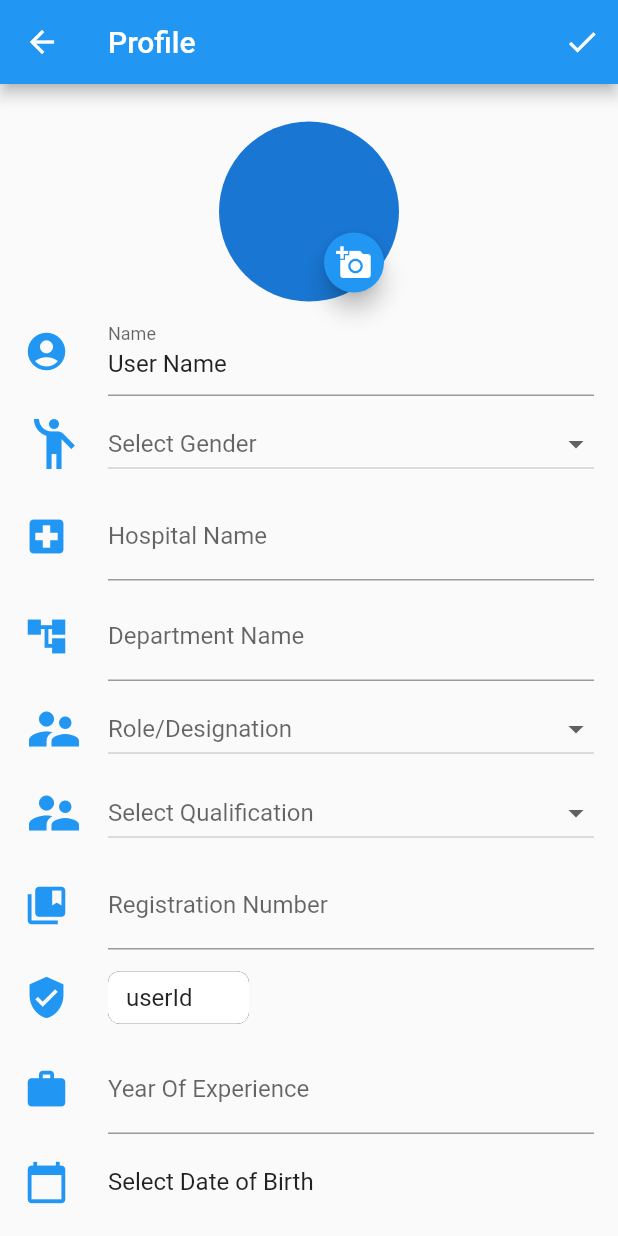
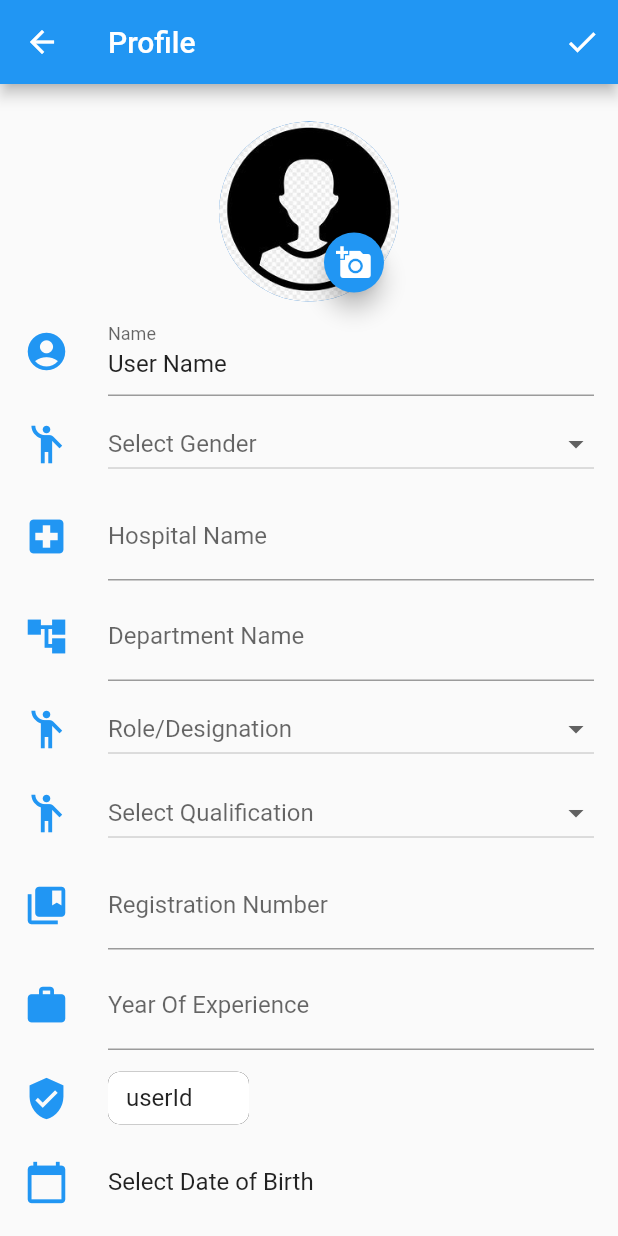
Before and after one commit to enpartha/manage_profile_3, a Flutter app: the screen it shows after launch, after a tap on the "edit" icon, on a phone screen of 412 x 824 dp. Run offline on Flutter 3.47's test engine with Material 2 defaults, Android fonts, the phone set to English and light mode, and no system bars; our stand-ins replace image_picker; network calls fail.

Commit message:
code cleaned

```diff
--- a/lib/screens/manage_profile.dart
+++ b/lib/screens/manage_profile.dart
@@ -3,23 +3,30 @@ import 'package:flutter/material.dart';
 import 'package:image_picker/image_picker.dart';
 import 'package:manage_profile_3/models/profile.dart';
 import 'package:manage_profile_3/providers/user_data.dart';
+import 'package:manage_profile_3/widgets/my_list_tile.dart';
 import 'package:provider/provider.dart';
 
 class ManageProfilePage extends StatefulWidget {
   static const routeName = '/manage_profile';
   @override
-  _ManageProfilePageState createState() => _ManageProfilePageState();
+  ManageProfilePageState createState() => ManageProfilePageState();
 }
 
-class _ManageProfilePageState extends State<ManageProfilePage> {
-  String? _role;
-  String? _gender;
-  String? _qualification;
-  DateTime? _dob;
+class ManageProfilePageState extends State<ManageProfilePage> {
+  static String? _role;
+  static String? _gender;
+  static String? _qualification;
+  static DateTime? _dob;
 
-  List listRole = ['Nurse', 'Nursing Incharge', 'Supervisor'];
-  List listGender = ['Male', 'Female'];
-  List listQualification = ['Nursing Degree1', 'Bachelor'];
+  static Map fields = {
+    "Role": _role,
+    "Qualification": _qualification,
+    "Gender": _gender,
+  };
+
+  static List listRole = ['Nurse', 'Nursing Incharge', 'Supervisor'];
+  static List listGender = ['Male', 'Female'];
+  static List listQualification = ['Nursing Degree1', 'Bachelor'];
 
   Color _iconColor = Colors.blue;
   final _nameCtrlr = TextEditingController();
@@ -35,7 +42,7 @@ class _ManageProfilePageState extends State<ManageProfilePage> {
 
   String _dobFormField = 'Select Date of Birth';
 
-  FileImage? _imageFile;
+  File? _imageFile;
   final ImagePicker _picker = ImagePicker();
 
   _takePhoto(BuildContext context, ImageSource source) async {
@@ -44,7 +51,7 @@ class _ManageProfilePageState extends State<ManageProfilePage> {
     );
     setState(() {
       if (_pickedFile != null) {
-        _imageFile = FileImage(File(_pickedFile.path));
+        _imageFile = File(_pickedFile.path);
       } else {
         print("No image has been selected");
       }
@@ -78,7 +85,7 @@ class _ManageProfilePageState extends State<ManageProfilePage> {
       _qualification = _editedProfile.qualification;
       _expCtrlr.text = _editedProfile.experience;
       _dob = _editedProfile.dateOfBirth;
-      _imageFile = _editedProfile.profilePhoto;
+      _imageFile = _editedProfile.profilePhoto as File?;
     }
     _isInit = false;
     super.didChangeDependencies();
@@ -107,13 +114,13 @@ class _ManageProfilePageState extends State<ManageProfilePage> {
     }
     _formKey.currentState!.save();
     _editedProfile = Profile(
-        profilePhoto: _imageFile,
+        // profilePhoto: _imageFile ,
         name: _nameCtrlr.text,
-        gender: _gender,
+        gender: fields["Gender"],
         hospital: _hospitalCtrlr.text,
         department: _departmentCtrlr.text,
-        role: _role,
-        qualification: _qualification,
+        role: fields["Role"],
+        qualification: fields["Qualification"],
         registration: _regCtrlr.text,
         experience: _expCtrlr.text,
         dateOfBirth: _dob);
@@ -162,7 +169,7 @@ class _ManageProfilePageState extends State<ManageProfilePage> {
     _dobFormField = _dob == null
         ? _dobFormField
         : "${_dob!.toLocal().day}/${_dob!.toLocal().month}/${_dob!.toLocal().year}";
-
+    print(_gender.toString() + "State");
     return Scaffold(
       appBar: AppBar(
         title: Text('Profile'),
@@ -189,7 +196,10 @@ class _ManageProfilePageState extends State<ManageProfilePage> {
                                 child: CircleAvatar(
                                     radius: 60.0,
                                     // backgroundColor: Colors.white,
-                                    backgroundImage: _imageFile),
+                                    backgroundImage: _imageFile == null
+                                        ? AssetImage("assets/images/OIP.jpg")
+                                        : FileImage(_imageFile!)
+                                            as ImageProvider),
                               ),
                               Positioned(
                                 top: 70,
@@ -276,155 +286,49 @@ class _ManageProfilePageState extends State<ManageProfilePage> {
                               )
                             ],
                           )),
-                      ListTile(
-                        leading: Container(
-                          height: double.infinity,
-                          child: Icon(
-                            Icons.account_circle,
-                            color: _iconColor,
-                            size: 30,
-                          ),
-                        ),
-                        title: TextFormField(
-                          decoration: InputDecoration(
+                      MyListTile(
+                        icon: Icons.account_circle,
                         labelText: "Name",
-                          ),
                         controller: _nameCtrlr,
                       ),
+                      MyListTile(
+                        icon: Icons.emoji_people_outlined,
+                        hint: "Select Gender",
+                        object: "Gender",
+                        options: listGender,
                       ),
-                      ListTile(
-                        leading: Container(
-                          height: double.infinity,
-                          child: Icon(
-                            Icons.emoji_people_outlined,
-                            color: _iconColor,
-                            size: 40,
-                          ),
-                        ),
-                        title: DropdownButton(
-                          isExpanded: true,
-                          dropdownColor: Colors.white,
-                          hint: Text("Select Gender"),
-                          value: _gender,
-                          onChanged: (value) {
-                            setState(() {
-                              _gender = value.toString();
-                            });
-                          },
-                          items: listGender.map((value) {
-                            return DropdownMenuItem(
-                              value: value,
-                              child: Text(value),
-                            );
-                          }).toList(),
-                        ),
-                      ),
-
-                      ListTile(
-                        leading: Container(
-                          height: double.infinity,
-                          child: Icon(
-                            Icons.local_hospital,
-                            color: _iconColor,
-                            size: 30,
-                          ),
-                        ),
-                        title: TextFormField(
-                          decoration: InputDecoration(
+                      MyListTile(
+                        icon: Icons.local_hospital,
                         labelText: "Hospital Name",
-                          ),
                         controller: _hospitalCtrlr,
                       ),
-                      ),
-                      ListTile(
-                        leading: Container(
-                          height: double.infinity,
-                          child: Icon(
-                            Icons.account_tree,
-                            color: _iconColor,
-                            size: 30,
-                          ),
-                        ),
-                        title: TextFormField(
-                          decoration: InputDecoration(
+                      MyListTile(
+                        icon: Icons.account_tree,
                         labelText: "Department Name",
-                          ),
                         controller: _departmentCtrlr,
                       ),
+                      MyListTile(
+                        icon: Icons.emoji_people_outlined,
+                        hint: "Role/Designation",
+                        object: "Role",
+                        options: listRole,
                       ),
-
-                      ListTile(
-                        leading: Container(
-                          height: double.infinity,
-                          child: Icon(
-                            Icons.supervisor_account,
-                            color: _iconColor,
-                            size: 40,
+                      MyListTile(
+                        icon: Icons.emoji_people_outlined,
+                        hint: "Select Qualification",
+                        object: "Qualification",
+                        options: listQualification,
                       ),
-                        ),
-                        title: DropdownButton(
-                          isExpanded: true,
-                          dropdownColor: Colors.white,
-                          // icon: Icon(Icons.arrow_drop_down),
-                          hint: Text("Role/Designation"),
-                          value: _role,
-                          onChanged: (value) {
-                            setState(() {
-                              _role = value.toString();
-                            });
-                          },
-                          items: listRole.map((valueItem) {
-                            return DropdownMenuItem(
-                              value: valueItem,
-                              child: Text(valueItem),
-                            );
-                          }).toList(),
-                        ),
-                      ),
-                      ListTile(
-                        leading: Container(
-                          height: double.infinity,
-                          child: Icon(
-                            Icons.supervisor_account,
-                            color: _iconColor,
-                            size: 40,
-                          ),
-                        ),
-                        title: DropdownButton(
-                          isExpanded: true,
-                          dropdownColor: Colors.white,
-                          hint: Text("Select Qualification"),
-                          value: _qualification,
-                          onChanged: (value) {
-                            setState(() {
-                              _qualification = value.toString();
-                            });
-                          },
-                          items: listQualification.map((value) {
-                            return DropdownMenuItem(
-                              value: value,
-                              child: Text(value),
-                            );
-                          }).toList(),
-                        ),
-                      ),
-                      ListTile(
-                        leading: Container(
-                          height: double.infinity,
-                          child: Icon(
-                            Icons.collections_bookmark,
-                            color: _iconColor,
-                            size: 30,
-                          ),
-                        ),
-                        title: TextFormField(
-                          decoration: InputDecoration(
+                      MyListTile(
+                        icon: Icons.collections_bookmark,
                         labelText: "Registration Number",
-                          ),
                         controller: _regCtrlr,
                       ),
+                      MyListTile(
+                        icon: Icons.work,
+                        labelText: "Year Of Experience",
+                        controller: _expCtrlr,
                       ),
-
                       ListTile(
                         leading: Icon(
                           Icons.verified_user,
@@ -444,26 +348,6 @@ class _ManageProfilePageState extends State<ManageProfilePage> {
                             " userId",
                             textAlign: TextAlign.start,
                           ),
-                        ),
-                      ),
-
-                      // SizedBox(
-                      //   height: 10,
-                      // ),
-                      ListTile(
-                        leading: Container(
-                          height: double.infinity,
-                          child: Icon(
-                            Icons.work,
-                            color: _iconColor,
-                            size: 30,
-                          ),
-                        ),
-                        title: TextFormField(
-                          decoration: InputDecoration(
-                            labelText: "Year Of Experience",
-                          ),
-                          controller: _expCtrlr,
                         ),
                       ),
                       ListTile(
--- /dev/null
+++ b/lib/widgets/my_list_tile.dart
@@ -0,0 +1,96 @@
+import 'package:flutter/material.dart';
+import '../screens/manage_profile.dart';
+
+class MyListTile extends StatefulWidget {
+  final IconData? icon;
+  final TextEditingController? controller;
+  final double size;
+  final String? labelText;
+  final String? hint;
+  final Object? object;
+  final List<dynamic>? options;
+
+  MyListTile(
+      {Key? key,
+      this.icon,
+      this.hint,
+      this.controller,
+      this.labelText,
+      this.object,
+      this.options,
+      this.size = 30})
+      : super(key: key);
+
+  @override
+  _MyListTileState createState() => _MyListTileState();
+}
+
+class _MyListTileState extends State<MyListTile> {
+  Color _iconColor = Colors.blue;
+
+  @override
+  Widget build(BuildContext context) {
+    return myListTile(
+      controller: widget.controller,
+      hint: widget.hint,
+      icon: widget.icon,
+      labelText: widget.labelText,
+      object: widget.object,
+      options: widget.options,
+      size: widget.size,
+    );
+  }
+
+  myListTile({
+    IconData? icon,
+    TextEditingController? controller,
+    double size = 30.0,
+    String? labelText,
+    String? hint,
+    Object? object,
+    List<dynamic>? options,
+  }) {
+    bool isTextFormField = false;
+    bool isDropdownButton = false;
+    if (controller != null) isTextFormField = true;
+    if (options != null) isDropdownButton = true;
+
+    return ListTile(
+      leading: Container(
+        height: double.infinity,
+        child: Icon(
+          icon,
+          color: _iconColor,
+          size: size,
+        ),
+      ),
+      title: isTextFormField == true
+          ? TextFormField(
+              decoration: InputDecoration(
+                labelText: labelText,
+              ),
+              controller: controller,
+            )
+          : isDropdownButton == true
+              ? DropdownButton(
+                  isExpanded: true,
+                  dropdownColor: Colors.white,
+                  hint: Text(hint.toString()),
+                  value: ManageProfilePageState.fields[object],
+                  onChanged: (val) {
+                    setState(() {
+                      ManageProfilePageState.fields[object] = val;
+                      //print("I m here" + fields[object].toString());
+                    });
+                  },
+                  items: options!.map((val) {
+                    return DropdownMenuItem(
+                      value: val,
+                      child: Text(val.toString()),
+                    );
+                  }).toList(),
+                )
+              : null,
+    );
+  }
+}
```
Lines whose indentation alone changed are shown as unchanged.
